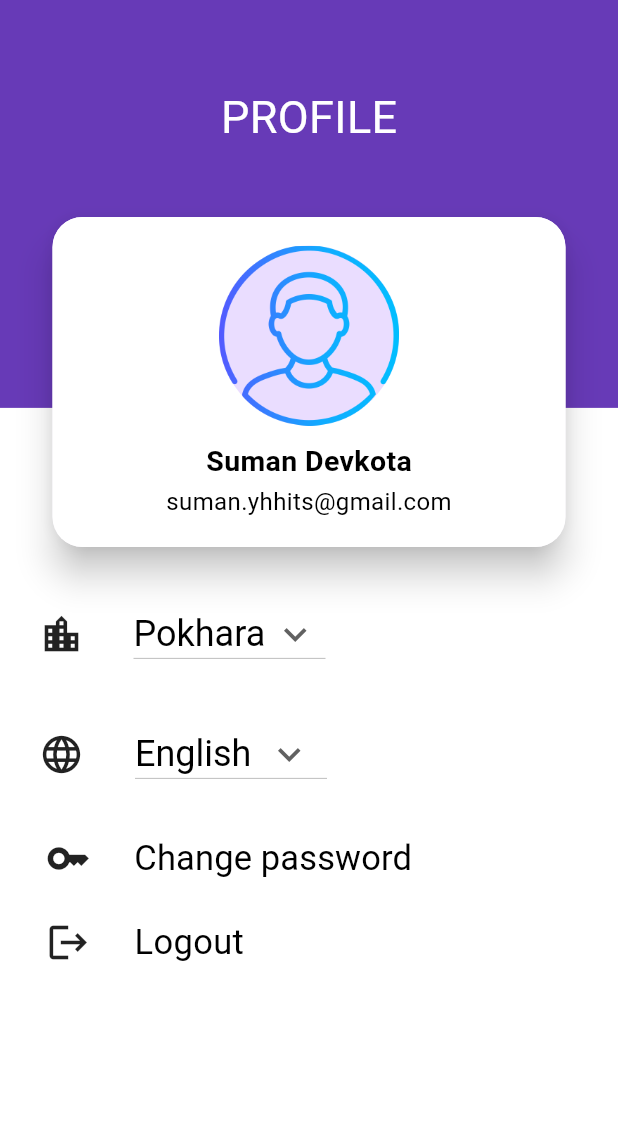
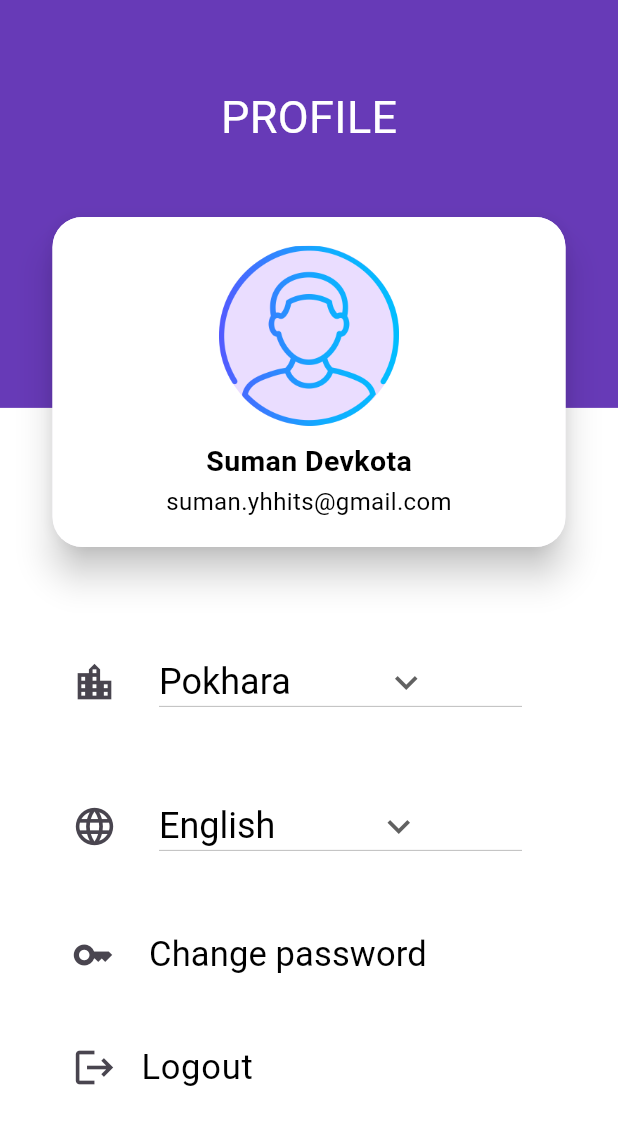
Before and after one commit to Suman8175/Hamro-Pokhara, a Flutter app: the Profile screen opened directly, on a phone screen of 412 x 824 dp. Shown: the top 1125 px of the screen. Run offline on Flutter 3.47's test engine with Material 3 defaults, Android fonts, the phone set to English and light mode, and no system bars; our stand-ins replace easy_localization, shared_preferences; accounts and stored records are empty.

Commit message:
user profile remade

```diff
--- a/lib/features/screens/home_screen/profile.dart
+++ b/lib/features/screens/home_screen/profile.dart
@@ -2,7 +2,7 @@ import 'package:flutter/material.dart';
 import 'package:yhhhamropokhara/features/language/localization_checker.dart';
 
 class Profile extends StatefulWidget {
-  const Profile({super.key});
+  const Profile({Key? key}) : super(key: key);
 
   @override
   State<Profile> createState() => _ProfileState();
@@ -19,9 +19,8 @@ class _ProfileState extends State<Profile> {
     return Scaffold(
       backgroundColor: Colors.white,
       body: SafeArea(
-        child: Stack(
-          children: [
-            Column(
+        child: Stack(children: [
+          ListView(
             children: [
               Container(
                 color: Colors.deepPurple,
@@ -37,34 +36,28 @@ class _ProfileState extends State<Profile> {
                   ),
                 ),
               ),
-                const SizedBox(
+              ListTile(
+                title: const SizedBox(
                   height: 100,
                 ),
-                Expanded(
-                  child: Container(
+              ),
+              ListTile(
+                title: Container(
                   color: Colors.white,
                   child: Padding(
                     padding: const EdgeInsets.all(16.0),
                     child: Column(
-                        crossAxisAlignment: CrossAxisAlignment.center,
+                      crossAxisAlignment: CrossAxisAlignment.start,
                       children: [
-                          Row(
-                            children: [
-                              const Padding(
-                                padding: EdgeInsets.only(left: 10, right: 11),
-                                child: Icon(
+                        ListTile(
+                          leading: const Icon(
                             Icons.location_city,
                             size: 30,
                           ),
-                              ),
-                              const SizedBox(
-                                width: 10,
-                              ),
-                              Container(
+                          title: Container(
                             width: 140,
                             height: 70,
-                                padding:
-                                    const EdgeInsets.only(left: 12, right: 0),
+                            padding: const EdgeInsets.only(left: 12, right: 0),
                             decoration: BoxDecoration(
                               borderRadius: BorderRadius.circular(10),
                             ),
@@ -88,8 +81,8 @@ class _ProfileState extends State<Profile> {
                                           value: value,
                                           child: Text(
                                             value,
-                                                style: const TextStyle(
-                                                    fontSize: 24),
+                                            style:
+                                                const TextStyle(fontSize: 24),
                                           ),
                                         ))
                                     .toList(),
@@ -102,28 +95,19 @@ class _ProfileState extends State<Profile> {
                               ),
                             ),
                           ),
-                            ],
                         ),
                         const SizedBox(
                           height: 10,
                         ),
-                          Row(
-                            children: [
-                              const Padding(
-                                padding: EdgeInsets.only(left: 10),
-                                child: Icon(
+                        ListTile(
+                          leading: const Icon(
                             Icons.language,
                             size: 30,
                           ),
-                              ),
-                              const SizedBox(
-                                width: 22,
-                              ),
-                              Container(
+                          title: Container(
                             width: 140,
                             height: 70,
-                                padding:
-                                    const EdgeInsets.only(left: 12, right: 0),
+                            padding: const EdgeInsets.only(left: 12, right: 0),
                             child: Center(
                               child: DropdownButton(
                                 icon: const Expanded(
@@ -133,7 +117,6 @@ class _ProfileState extends State<Profile> {
                                 )),
                                 dropdownColor: Colors.white,
                                 enableFeedback: true,
-                                    // isExpanded: true,
                                 iconSize: 16,
                                 borderRadius: BorderRadius.circular(16),
                                 style: const TextStyle(
@@ -144,15 +127,14 @@ class _ProfileState extends State<Profile> {
                                           value: value,
                                           child: Text(
                                             value,
-                                                style: const TextStyle(
-                                                    fontSize: 24),
+                                            style:
+                                                const TextStyle(fontSize: 24),
                                           ),
                                         ))
                                     .toList(),
                                 onChanged: (String? index2) {
                                   setState(() {
                                     dropDownIndexLanguage = index2;
-                                        //Change language when selected other language::
 
                                     LocalizationChecker.changeLanguge(
                                         context, dropDownIndexLanguage!);
@@ -162,25 +144,22 @@ class _ProfileState extends State<Profile> {
                               ),
                             ),
                           ),
-                            ],
                         ),
                         const SizedBox(
                           height: 10,
                         ),
-                          Row(
-                            children: [
-                              const Padding(
-                                padding: EdgeInsets.only(left: 14.5, right: 17),
-                                child: Icon(
+                        ListTile(
+                          leading: const Icon(
                             Icons.key,
-                                  size: 30,
+                            size: 28,
                           ),
-                              ),
-                              TextButton(
+                          title: TextButton(
                             onPressed: () {
                               _openChangePassword();
                             },
-                                child: const Text(
+                            child: const Align(
+                              alignment: Alignment(-1.2, 0),
+                              child: Text(
                                 'Change password',
                                 style: TextStyle(
                                     fontSize: 23,
@@ -188,26 +167,21 @@ class _ProfileState extends State<Profile> {
                                     fontWeight: FontWeight.normal),
                               ),
                             ),
-                            ],
+                          ),
                         ),
                         const SizedBox(height: 15),
-                          const Row(
-                            children: [
-                              Padding(
-                                padding: EdgeInsets.only(left: 14.5, right: 29),
-                                child: Icon(
+                        const ListTile(
+                          leading: Icon(
                             Icons.logout,
                             size: 30,
                           ),
-                              ),
-                              Text(
+                          title: Text(
                             'Logout',
                             style: TextStyle(
                                 fontSize: 23,
                                 color: Colors.black,
                                 fontWeight: FontWeight.normal),
                           ),
-                            ],
                         ),
                       ],
                     ),
@@ -264,8 +238,7 @@ class _ProfileState extends State<Profile> {
               ),
             ),
           )
-          ],
-        ),
+        ]),
       ),
     );
   }
--- a/lib/features/screens/splash_screen/splash_screen.dart
+++ b/lib/features/screens/splash_screen/splash_screen.dart
@@ -4,6 +4,7 @@ import 'package:yhhhamropokhara/features/models/data/color_fetch/colors_getter.d
 import 'package:yhhhamropokhara/features/screens/get_started/on_boarding_screen.dart';
 import 'package:yhhhamropokhara/features/screens/home_screen/bottombar.dart';
 import 'package:yhhhamropokhara/features/screens/home_screen/homepage.dart';
+import 'package:yhhhamropokhara/features/screens/login_signup/login_screen.dart';
 
 class SplashScreen extends StatefulWidget {
   const SplashScreen({super.key});
@@ -41,7 +42,7 @@ class _SplashScreenState extends State<SplashScreen> {
       if (_isNewUser) {
         return const OnBoarding();
       } else {
-        return const NavigationMenu();
+        return const LoginPage();
       }
     } else {
       return const Scaffold(
--- a/lib/main.dart
+++ b/lib/main.dart
@@ -1,6 +1,7 @@
 import 'package:easy_localization/easy_localization.dart';
 import 'package:flutter/material.dart';
 import 'package:yhhhamropokhara/features/screens/home_screen/profile.dart';
+import 'package:yhhhamropokhara/features/screens/login_signup/login_screen.dart';
 import 'package:yhhhamropokhara/features/screens/splash_screen/splash_screen.dart';
 
 void main() async {
@@ -29,7 +30,7 @@ class MyApp extends StatelessWidget {
       supportedLocales: context.supportedLocales,
       locale: context.locale,
       debugShowCheckedModeBanner: false,
-      home: const Profile(),
+      home: const SplashScreen(),
     );
   }
 }
```
Lines whose indentation alone changed are shown as unchanged.
